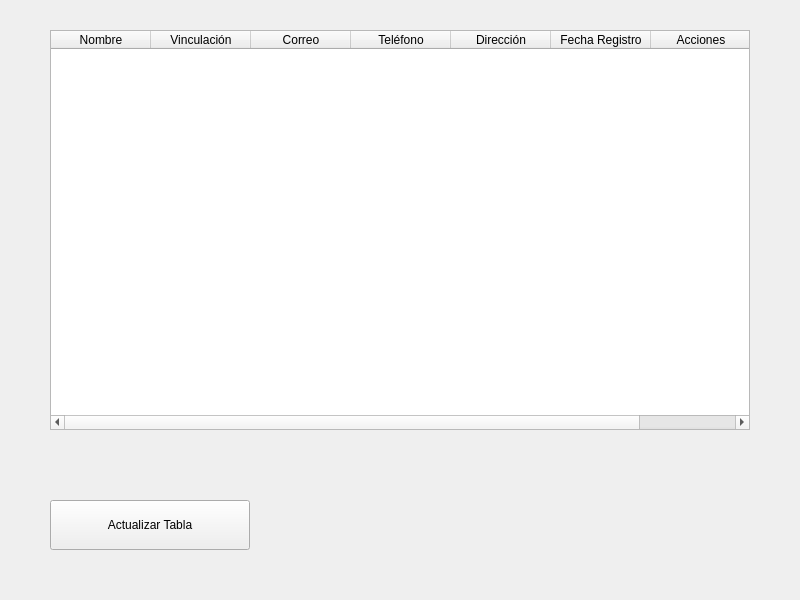
This is proveedores/con_Edi_Eli_Proveedor.ui in Frakinatra/topicos-desarollo as Qt 5 draws it before an edit. The edited form follows.
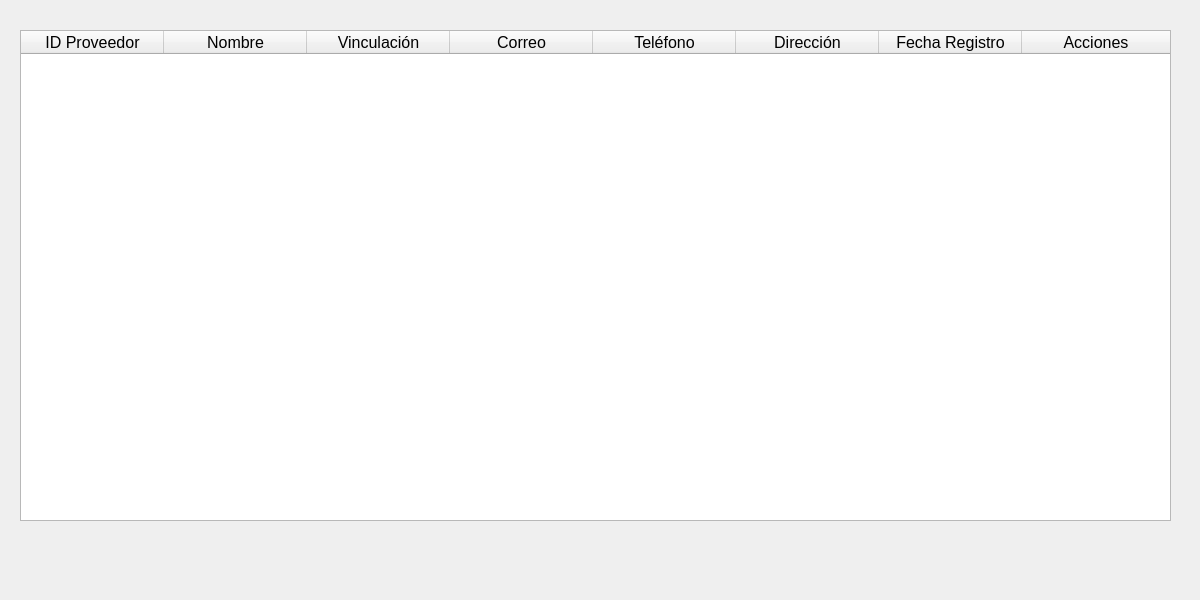
This is the edited form.

Patch:
```diff
--- a/proveedores/con_Edi_Eli_Proveedor.ui
+++ b/proveedores/con_Edi_Eli_Proveedor.ui
@@ -5,7 +5,7 @@
    <rect>
     <x>0</x>
     <y>0</y>
-    <width>800</width>
+    <width>1200</width>
     <height>600</height>
    </rect>
   </property>
@@ -17,12 +17,40 @@
   <widget class="QTableWidget" name="tableWidgetProveedores">
    <property name="geometry">
     <rect>
-     <x>50</x>
+     <x>20</x>
      <y>30</y>
-     <width>700</width>
-     <height>400</height>
+     <width>1151</width>
+     <height>491</height>
     </rect>
    </property>
+   <property name="font">
+    <font>
+     <pointsize>12</pointsize>
+    </font>
+   </property>
+   <attribute name="horizontalHeaderCascadingSectionResizes">
+    <bool>true</bool>
+   </attribute>
+   <attribute name="horizontalHeaderMinimumSectionSize">
+    <number>50</number>
+   </attribute>
+   <attribute name="horizontalHeaderDefaultSectionSize">
+    <number>143</number>
+   </attribute>
+   <attribute name="horizontalHeaderStretchLastSection">
+    <bool>true</bool>
+   </attribute>
+   <attribute name="verticalHeaderMinimumSectionSize">
+    <number>60</number>
+   </attribute>
+   <attribute name="verticalHeaderDefaultSectionSize">
+    <number>60</number>
+   </attribute>
+   <column>
+    <property name="text">
+     <string>ID Proveedor</string>
+    </property>
+   </column>
    <column>
     <property name="text">
      <string>Nombre</string>
@@ -59,21 +87,6 @@
     </property>
    </column>
   </widget>
-
-  <!-- Botón para actualizar tabla -->
-  <widget class="QPushButton" name="btnActualizarTabla">
-   <property name="geometry">
-    <rect>
-     <x>50</x>
-     <y>500</y>
-     <width>200</width>
-     <height>50</height>
-    </rect>
-   </property>
-   <property name="text">
-    <string>Actualizar Tabla</string>
-   </property>
-  </widget>
  </widget>
  <resources/>
  <connections/>
```
Left out of the diff: 3 changed lines with no effect on the pictures.
